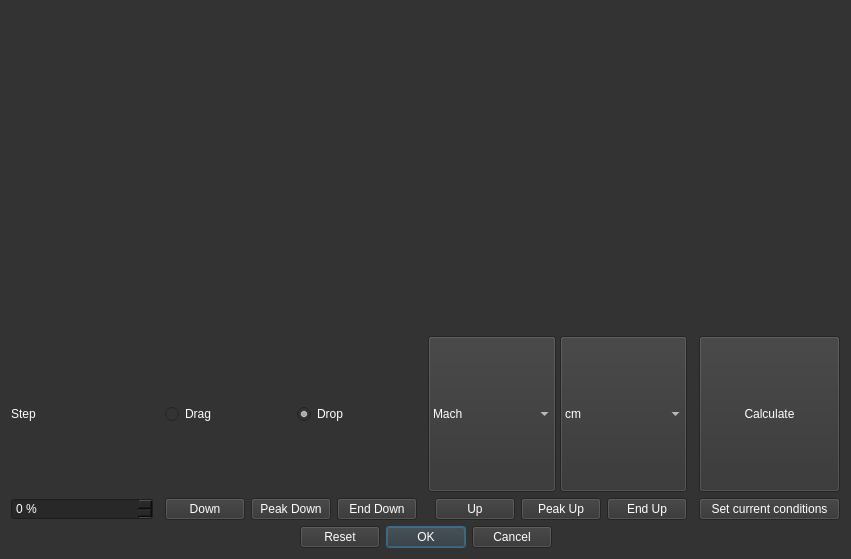
Qt form ui_templates/drag_func_edit.ui (o-murphy/archer_ballistics_constructor) before a commit.
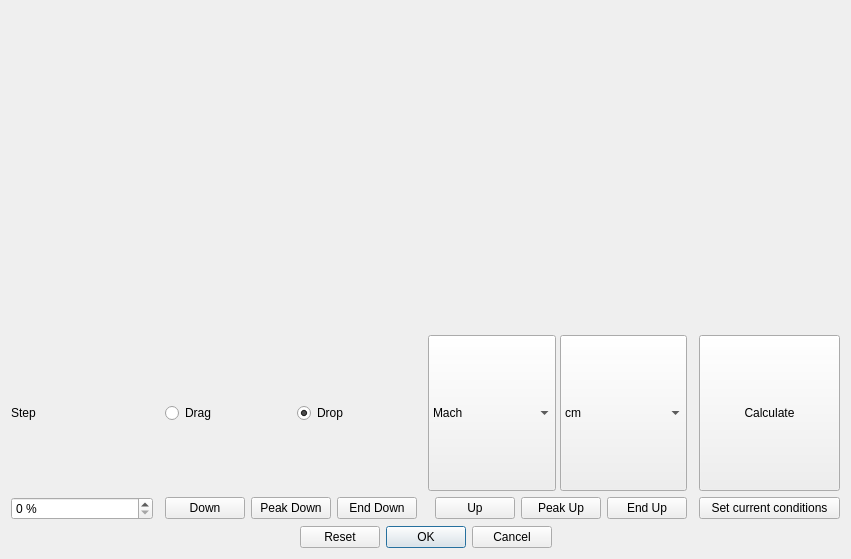
The same form after that commit. Icons and pictures are not drawn.

```diff
--- a/ui_templates/drag_func_edit.ui
+++ b/ui_templates/drag_func_edit.ui
@@ -33,161 +33,7 @@
     <normaloff>../.rsrc/Icon.ico</normaloff>../.rsrc/Icon.ico</iconset>
   </property>
   <property name="styleSheet">
-   <string notr="true">QWidget {
-	background-color: rgb(51, 51, 51);
-	color: white;
-}
-
-QTableView{border : 1px solid rgb(78, 78, 78);}
-
-QTableWidget {
-	
-	background-color: rgb(40, 40, 40);
-}
-
-QHeaderView::section {
-	background-color: rgb(51, 51, 51);
-}
-
-QTableWidget::item:selected {
-	background-color: rgb(51, 51, 51);
-}
-
-QPushButton {
-	background-color: rgb(51, 51, 51);
-}
-
-QSpinBox::up-button, QDoubleSpinBox::up-button {
-	width: 20px;
-	image: url(:/custom/res/custom/caret-up-fill_8.png);
-}
-QSpinBox::down-button, QDoubleSpinBox::down-button { 
-	width: 20px;
-	image: url(:/custom/res/custom/caret-down-fill_8.png);
-}
-QSpinBox::down-button:hover, QSpinBox::up-button:hover,
-QDoubleSpinBox::down-button:hover, QDoubleSpinBox::up-button:hover {
-		background-color: rgb(75, 75, 75);
-}
-QSpinBox, QDoubleSpinBox {
-	background-color: rgb(40, 40, 40);
-	alternate-background-color: rgb(40, 40, 40);
-	color: rgb(255, 255, 255);
-}
-QLineEdit, QLabel, QComboBox, QPushButton, QToolButton {
-	color: rgb(255, 255, 255);
-}
-QLineEdit {
-	border: 0px solid grey;
-	background-color: rgb(40, 40, 40);
-}
-QGroupBox {
-	color: rgb(255, 255, 255);
-	border: 1px solid rgb(78, 78, 78);
-	padding-top: 25px;
-}
-
-QGroupBox::title {
-	padding: 5px 20px 5px 20px;
-	color: rgb(255, 170, 0);
-	border-top-left-radius: 10px;
-	border-bottom-right-radius: 10px;
-	background-color: rgb(40, 40, 40);
-}
-
-
-QScrollBar:vertical {
-        background-color: rgb(51, 51, 51); /*#2A2929;*/
-        width: 14px;
-        margin: 15px 6px 15px 6px;
-        border: 1px transparent #2A2929;
-        border-radius: 6px;
-    }
-
-QScrollBar:vertical:hover {
-        background-color: rgb(51, 51, 51); /*#2A2929;*/
-        width: 14px;
-        margin: 15px 3px 15px 3px;
-        border: 1px transparent #2A2929;
-        border-radius: 6px;
-    }
-    QScrollBar::handle:vertical
-    {
-        background-color: rgb(78, 78, 78);         /* #605F5F; */
-        min-height: 5px;
-        border-radius: 4px;
-    }
-
-    QScrollBar::sub-line:vertical
-    {
-        margin: 4px 0px 0px 0px;
-		border: 1px solid rgb(51, 51, 51);
-		border-top-left-radius: 5px;
-		border-top-right-radius: 5px;
-		background-color: rgb(51, 51, 51);
-		color: white;
-        height: 5px;
-        width: 8px;
-        subcontrol-position: top;
-        subcontrol-origin: margin;
-    }
-
-    QScrollBar::add-line:vertical
-    {
-        margin: 0px 0px 4px 0px;
-		border: 1px solid rgb(51, 51, 51);
-		border-bottom-left-radius: 5px;
-		border-bottom-right-radius: 5px;
-		background-color: rgb(51, 51, 51);
-		color: white;
-        height: 5px;
-        width: 8px;
-        subcontrol-position: bottom;
-        subcontrol-origin: margin;
-    }
-
-
-    QScrollBar::sub-line:vertical:hover,QScrollBar::sub-line:vertical:on
-    {
-		margin: 4px 0px 0px 0px;
-       	border: 1px solid rgb(51, 51, 51);
-		border-top-left-radius: 5px;
-		border-top-right-radius: 5px;
-		background-color: rgb(78, 78, 78);
-        height: 5px;
-        width: 8px;
-        subcontrol-position: top;
-        subcontrol-origin: margin;
-    }
-
-
-
-    QScrollBar::add-line:vertical:hover, QScrollBar::add-line:vertical:on
-    {
-		margin: 0px 0px 4px 0px;
-		border: 1px solid rgb(51, 51, 51);
-		border-bottom-left-radius: 5px;
-		border-bottom-right-radius: 5px;
-		background-color: rgb(78, 78, 78);
-        height: 5px;
-        width: 8px;
-		subcontrol-position: bottom;
-        subcontrol-origin: margin;
-    }
-
-    QScrollBar::up-arrow:vertical, QScrollBar::down-arrow:vertical
-    {
-			        background: none;
-    }
-
-    QScrollBar::add-page:vertical, QScrollBar::sub-page:vertical
-    {
-        background: none;
-
-    }
-
-
-</string>
+   <string notr="true"/>
   </property>
   <layout class="QGridLayout" name="gridLayout" columnstretch="0,0,0,0">
    <item row="0" column="0" colspan="4">
```
